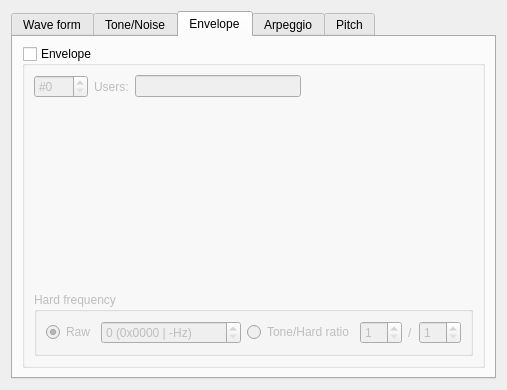
This is BambooTracker/gui/instrument_editor/instrument_editor_ssg_form.ui in BambooTracker/BambooTracker as Qt 5 draws it before an edit. The edited form follows.
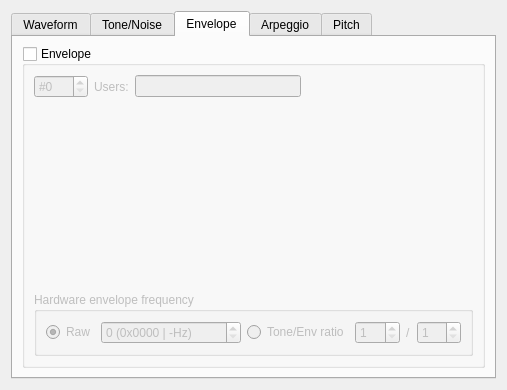
This is the edited form. The open tabs and pages were chosen to show the change. Custom widgets are drawn as their Qt base class.

```diff
--- a/BambooTracker/gui/instrument_editor/instrument_editor_ssg_form.ui
+++ b/BambooTracker/gui/instrument_editor/instrument_editor_ssg_form.ui
@@ -21,7 +21,7 @@
      </property>
      <widget class="QWidget" name="tab_1">
       <attribute name="title">
-       <string>Wave form</string>
+       <string>Waveform</string>
       </attribute>
       <layout class="QGridLayout" name="gridLayout_2">
        <item row="0" column="0">
@@ -268,7 +268,7 @@
              </sizepolicy>
             </property>
             <property name="title">
-             <string>Hard frequency</string>
+             <string>Hardware envelope frequency</string>
             </property>
             <layout class="QHBoxLayout" name="horizontalLayout">
              <item>
@@ -303,7 +303,7 @@
              <item>
               <widget class="QRadioButton" name="hardFreqRatioRadioButton">
                <property name="text">
-                <string>Tone/Hard ratio</string>
+                <string>Tone/Env ratio</string>
                </property>
                <attribute name="buttonGroup">
                 <string notr="true">hardFreqButtonGroup</string>
```
Left out of the diff: 4 changed lines with no effect on the pictures.
